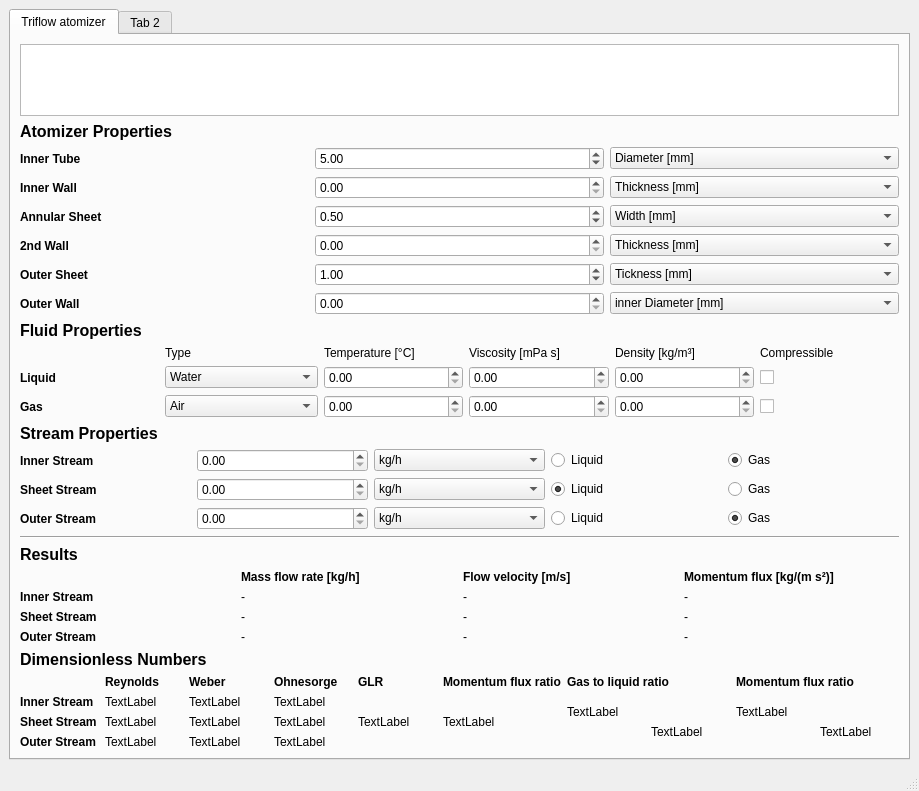
Before: the Qt Designer form GUI/mainWindow.ui in realize-1337/Atomizer-Toolbox, drawn with Qt 5.
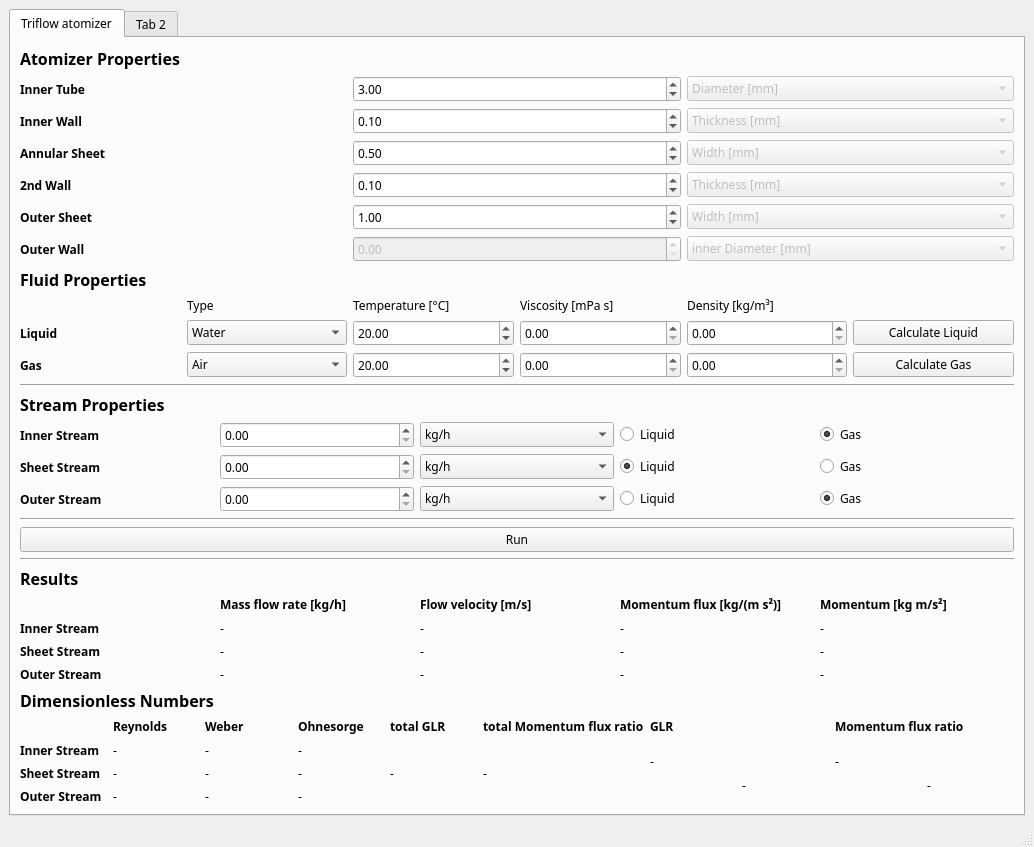
After: the same form once the commit is applied.

Diff of the .ui file:
```diff
--- a/GUI/mainWindow.ui
+++ b/GUI/mainWindow.ui
@@ -6,13 +6,24 @@
    <rect>
     <x>0</x>
     <y>0</y>
-    <width>919</width>
-    <height>751</height>
+    <width>1034</width>
+    <height>776</height>
    </rect>
   </property>
+  <property name="font">
+   <font>
+    <family>Segoe UI Semibold</family>
+   </font>
+  </property>
   <property name="windowTitle">
    <string>FlowCalc</string>
   </property>
+  <property name="styleSheet">
+   <string notr="true"/>
+  </property>
+  <property name="tabShape">
+   <enum>QTabWidget::Rounded</enum>
+  </property>
   <widget class="QWidget" name="centralwidget">
    <layout class="QGridLayout" name="gridLayout">
     <item row="4" column="0">
@@ -22,14 +33,14 @@
         <string>Triflow atomizer</string>
        </attribute>
        <layout class="QGridLayout" name="gridLayout_2">
-        <item row="6" column="0">
+        <item row="7" column="0">
          <widget class="Line" name="line">
           <property name="orientation">
            <enum>Qt::Horizontal</enum>
           </property>
          </widget>
         </item>
-        <item row="8" column="0">
+        <item row="9" column="0">
          <layout class="QGridLayout" name="gridLayout_4">
           <item row="0" column="0" colspan="2">
            <widget class="QLabel" name="label_12">
@@ -45,45 +56,6 @@
             </property>
            </widget>
           </item>
-          <item row="2" column="0">
-           <widget class="QLabel" name="label_4">
-            <property name="font">
-             <font>
-              <weight>75</weight>
-              <bold>true</bold>
-             </font>
-            </property>
-            <property name="text">
-             <string>Inner Stream</string>
-            </property>
-           </widget>
-          </item>
-          <item row="3" column="0">
-           <widget class="QLabel" name="label_7">
-            <property name="font">
-             <font>
-              <weight>75</weight>
-              <bold>true</bold>
-             </font>
-            </property>
-            <property name="text">
-             <string>Sheet Stream</string>
-            </property>
-           </widget>
-          </item>
-          <item row="1" column="1">
-           <widget class="QLabel" name="label_5">
-            <property name="font">
-             <font>
-              <weight>75</weight>
-              <bold>true</bold>
-             </font>
-            </property>
-            <property name="text">
-             <string>Mass flow rate [kg/h]</string>
-            </property>
-           </widget>
-          </item>
           <item row="1" column="3">
            <widget class="QLabel" name="label_8">
             <property name="font">
@@ -97,6 +69,72 @@
             </property>
            </widget>
           </item>
+          <item row="1" column="1">
+           <widget class="QLabel" name="label_5">
+            <property name="font">
+             <font>
+              <weight>75</weight>
+              <bold>true</bold>
+             </font>
+            </property>
+            <property name="text">
+             <string>Mass flow rate [kg/h]</string>
+            </property>
+           </widget>
+          </item>
+          <item row="3" column="0">
+           <widget class="QLabel" name="label_7">
+            <property name="font">
+             <font>
+              <weight>75</weight>
+              <bold>true</bold>
+             </font>
+            </property>
+            <property name="text">
+             <string>Sheet Stream</string>
+            </property>
+           </widget>
+          </item>
+          <item row="2" column="0">
+           <widget class="QLabel" name="label_4">
+            <property name="font">
+             <font>
+              <weight>75</weight>
+              <bold>true</bold>
+             </font>
+            </property>
+            <property name="text">
+             <string>Inner Stream</string>
+            </property>
+           </widget>
+          </item>
+          <item row="2" column="1">
+           <widget class="QLabel" name="innerMFR">
+            <property name="text">
+             <string>-</string>
+            </property>
+           </widget>
+          </item>
+          <item row="4" column="0">
+           <widget class="QLabel" name="label_9">
+            <property name="font">
+             <font>
+              <weight>75</weight>
+              <bold>true</bold>
+             </font>
+            </property>
+            <property name="text">
+             <string>Outer Stream</string>
+            </property>
+           </widget>
+          </item>
+          <item row="4" column="1">
+           <widget class="QLabel" name="outerMFR">
+            <property name="text">
+             <string>-</string>
+            </property>
+           </widget>
+          </item>
           <item row="1" column="2">
            <widget class="QLabel" name="label_6">
             <property name="font">
@@ -110,8 +148,57 @@
             </property>
            </widget>
           </item>
-          <item row="4" column="0">
-           <widget class="QLabel" name="label_9">
+          <item row="3" column="1">
+           <widget class="QLabel" name="sheetMFR">
+            <property name="text">
+             <string>-</string>
+            </property>
+           </widget>
+          </item>
+          <item row="3" column="2">
+           <widget class="QLabel" name="sheetVel">
+            <property name="text">
+             <string>-</string>
+            </property>
+           </widget>
+          </item>
+          <item row="3" column="3">
+           <widget class="QLabel" name="sheetMom_flux">
+            <property name="text">
+             <string>-</string>
+            </property>
+           </widget>
+          </item>
+          <item row="2" column="3">
+           <widget class="QLabel" name="innerMom_flux">
+            <property name="text">
+             <string>-</string>
+            </property>
+           </widget>
+          </item>
+          <item row="4" column="2">
+           <widget class="QLabel" name="outerVel">
+            <property name="text">
+             <string>-</string>
+            </property>
+           </widget>
+          </item>
+          <item row="2" column="2">
+           <widget class="QLabel" name="innerVel">
+            <property name="text">
+             <string>-</string>
+            </property>
+           </widget>
+          </item>
+          <item row="4" column="3">
+           <widget class="QLabel" name="outerMom_flux">
+            <property name="text">
+             <string>-</string>
+            </property>
+           </widget>
+          </item>
+          <item row="1" column="4">
+           <widget class="QLabel" name="label_26">
             <property name="font">
              <font>
               <weight>75</weight>
@@ -119,68 +206,26 @@
              </font>
             </property>
             <property name="text">
-             <string>Outer Stream</string>
+             <string>Momentum [kg m/s²]</string>
             </property>
            </widget>
           </item>
-          <item row="2" column="1">
-           <widget class="QLabel" name="label_27">
+          <item row="2" column="4">
+           <widget class="QLabel" name="innerMom">
             <property name="text">
              <string>-</string>
             </property>
            </widget>
           </item>
-          <item row="3" column="1">
-           <widget class="QLabel" name="label_28">
+          <item row="3" column="4">
+           <widget class="QLabel" name="sheetMom">
             <property name="text">
              <string>-</string>
             </property>
            </widget>
           </item>
-          <item row="4" column="1">
-           <widget class="QLabel" name="label_29">
-            <property name="text">
-             <string>-</string>
-            </property>
-           </widget>
-          </item>
-          <item row="2" column="2">
-           <widget class="QLabel" name="label_30">
-            <property name="text">
-             <string>-</string>
-            </property>
-           </widget>
-          </item>
-          <item row="3" column="2">
-           <widget class="QLabel" name="label_31">
-            <property name="text">
-             <string>-</string>
-            </property>
-           </widget>
-          </item>
-          <item row="4" column="2">
-           <widget class="QLabel" name="label_32">
-            <property name="text">
-             <string>-</string>
-            </property>
-           </widget>
-          </item>
-          <item row="2" column="3">
-           <widget class="QLabel" name="label_33">
-            <property name="text">
-             <string>-</string>
-            </property>
-           </widget>
-          </item>
-          <item row="3" column="3">
-           <widget class="QLabel" name="label_34">
-            <property name="text">
-             <string>-</string>
-            </property>
-           </widget>
-          </item>
-          <item row="4" column="3">
-           <widget class="QLabel" name="label_35">
+          <item row="4" column="4">
+           <widget class="QLabel" name="outerMom">
             <property name="text">
              <string>-</string>
             </property>
@@ -188,15 +233,8 @@
           </item>
          </layout>
         </item>
-        <item row="3" column="0">
+        <item row="2" column="0">
          <layout class="QGridLayout" name="gridLayout_5">
-          <item row="1" column="1">
-           <widget class="QLabel" name="label_16">
-            <property name="text">
-             <string>Type</string>
-            </property>
-           </widget>
-          </item>
           <item row="1" column="2">
            <widget class="QLabel" name="label_13">
             <property name="text">
@@ -204,10 +242,10 @@
             </property>
            </widget>
           </item>
-          <item row="1" column="3">
-           <widget class="QLabel" name="label_17">
+          <item row="1" column="1">
+           <widget class="QLabel" name="label_16">
             <property name="text">
-             <string>Viscosity [mPa s]</string>
+             <string>Type</string>
             </property>
            </widget>
           </item>
@@ -224,20 +262,6 @@
             </property>
            </widget>
           </item>
-          <item row="1" column="4">
-           <widget class="QLabel" name="label_18">
-            <property name="text">
-             <string>Density [kg/m³]</string>
-            </property>
-           </widget>
-          </item>
-          <item row="1" column="5">
-           <widget class="QLabel" name="label_26">
-            <property name="text">
-             <string>Compressible</string>
-            </property>
-           </widget>
-          </item>
           <item row="0" column="0" colspan="6">
            <widget class="QLabel" name="label_11">
             <property name="font">
@@ -252,21 +276,24 @@
             </property>
            </widget>
           </item>
-          <item row="3" column="0">
-           <widget class="QLabel" name="label_15">
-            <property name="font">
-             <font>
-              <weight>75</weight>
-              <bold>true</bold>
-             </font>
-            </property>
+          <item row="1" column="4">
+           <widget class="QLabel" name="label_18">
             <property name="text">
-             <string>Gas</string>
+             <string>Density [kg/m³]</string>
             </property>
            </widget>
           </item>
+          <item row="3" column="1">
+           <widget class="QComboBox" name="gasType">
+            <item>
+             <property name="text">
+              <string>Air</string>
+             </property>
+            </item>
+           </widget>
+          </item>
           <item row="2" column="1">
-           <widget class="QComboBox" name="comboBox_4">
+           <widget class="QComboBox" name="liquidType">
             <item>
              <property name="text">
               <string>Water</string>
@@ -279,81 +306,101 @@
             </item>
            </widget>
           </item>
-          <item row="3" column="1">
-           <widget class="QComboBox" name="comboBox_5">
-            <item>
-             <property name="text">
-              <string>Air</string>
-             </property>
-            </item>
-           </widget>
-          </item>
           <item row="2" column="2">
-           <widget class="QDoubleSpinBox" name="doubleSpinBox_4"/>
+           <widget class="QDoubleSpinBox" name="liquidTemp">
+            <property name="value">
+             <double>20.000000000000000</double>
+            </property>
+           </widget>
+          </item>
+          <item row="3" column="0">
+           <widget class="QLabel" name="label_15">
+            <property name="font">
+             <font>
+              <weight>75</weight>
+              <bold>true</bold>
+             </font>
+            </property>
+            <property name="text">
+             <string>Gas</string>
+            </property>
+           </widget>
           </item>
           <item row="3" column="2">
-           <widget class="QDoubleSpinBox" name="doubleSpinBox_5"/>
+           <widget class="QDoubleSpinBox" name="gasTemp">
+            <property name="value">
+             <double>20.000000000000000</double>
+            </property>
+           </widget>
+          </item>
+          <item row="3" column="4">
+           <widget class="QDoubleSpinBox" name="gasDens"/>
+          </item>
+          <item row="2" column="4">
+           <widget class="QDoubleSpinBox" name="LiquidDens">
+            <property name="maximum">
+             <double>100000.000000000000000</double>
+            </property>
+           </widget>
           </item>
           <item row="2" column="3">
-           <widget class="QDoubleSpinBox" name="doubleSpinBox_6"/>
+           <widget class="QDoubleSpinBox" name="liquidVisc">
+            <property name="maximum">
+             <double>15000.000000000000000</double>
+            </property>
+           </widget>
+          </item>
+          <item row="1" column="3">
+           <widget class="QLabel" name="label_17">
+            <property name="text">
+             <string>Viscosity [mPa s]</string>
+            </property>
+           </widget>
           </item>
           <item row="3" column="3">
-           <widget class="QDoubleSpinBox" name="doubleSpinBox_7"/>
+           <widget class="QDoubleSpinBox" name="gasVisc"/>
           </item>
-          <item row="2" column="4">
-           <widget class="QDoubleSpinBox" name="doubleSpinBox_8"/>
-          </item>
-          <item row="3" column="4">
-           <widget class="QDoubleSpinBox" name="doubleSpinBox_9"/>
+          <item row="4" column="0" colspan="6">
+           <widget class="Line" name="line_3">
+            <property name="orientation">
+             <enum>Qt::Horizontal</enum>
+            </property>
+           </widget>
           </item>
           <item row="2" column="5">
-           <widget class="QCheckBox" name="checkBox">
+           <widget class="QPushButton" name="calcLiq">
+            <property name="toolTip">
+             <string>&lt;html&gt;&lt;head/&gt;&lt;body&gt;&lt;p&gt;Water: Viscosity and density for given temperature&lt;/p&gt;&lt;p&gt;Water-Glycerin: Density for given temperature and density&lt;/p&gt;&lt;/body&gt;&lt;/html&gt;</string>
+            </property>
             <property name="text">
-             <string/>
+             <string>Calculate Liquid</string>
             </property>
            </widget>
           </item>
           <item row="3" column="5">
-           <widget class="QCheckBox" name="checkBox_2">
+           <widget class="QPushButton" name="calcGas">
+            <property name="toolTip">
+             <string>&lt;html&gt;&lt;head/&gt;&lt;body&gt;&lt;p&gt;Air: Viscosity and density for given temperature&lt;/p&gt;&lt;/body&gt;&lt;/html&gt;</string>
+            </property>
             <property name="text">
-             <string/>
+             <string>Calculate Gas</string>
             </property>
            </widget>
           </item>
          </layout>
         </item>
-        <item row="0" column="0">
-         <widget class="QGraphicsView" name="graphicsView"/>
-        </item>
-        <item row="2" column="0">
+        <item row="1" column="0">
          <layout class="QGridLayout" name="gridLayout_6">
           <item row="3" column="2">
            <widget class="QComboBox" name="annularSheetBox">
+            <property name="enabled">
+             <bool>false</bool>
+            </property>
             <item>
              <property name="text">
               <string>Width [mm]</string>
              </property>
             </item>
-            <item>
-             <property name="text">
-              <string>inner Radius [mm]</string>
-             </property>
-            </item>
-            <item>
-             <property name="text">
-              <string>outer Radius [mm]</string>
-             </property>
-            </item>
-            <item>
-             <property name="text">
-              <string>inner Diameter [mm]</string>
-             </property>
-            </item>
-            <item>
-             <property name="text">
-              <string>outer Diameter [mm]</string>
-             </property>
-            </item>
            </widget>
           </item>
           <item row="5" column="0">
@@ -394,9 +441,12 @@
           </item>
           <item row="5" column="2">
            <widget class="QComboBox" name="outerSheetBox">
+            <property name="enabled">
+             <bool>false</bool>
+            </property>
             <item>
              <property name="text">
-              <string>Tickness [mm]</string>
+              <string>Width [mm]</string>
              </property>
             </item>
            </widget>
@@ -439,6 +489,9 @@
           </item>
           <item row="2" column="2">
            <widget class="QComboBox" name="innerWallBox">
+            <property name="enabled">
+             <bool>false</bool>
+            </property>
             <item>
              <property name="text">
               <string>Thickness [mm]</string>
@@ -462,12 +515,19 @@
           <item row="1" column="1">
            <widget class="QDoubleSpinBox" name="innerTube">
             <property name="value">
-             <double>5.000000000000000</double>
+             <double>3.000000000000000</double>
             </property>
            </widget>
           </item>
           <item row="4" column="1">
-           <widget class="QDoubleSpinBox" name="middleWall"/>
+           <widget class="QDoubleSpinBox" name="middleWall">
+            <property name="enabled">
+             <bool>true</bool>
+            </property>
+            <property name="value">
+             <double>0.100000000000000</double>
+            </property>
+           </widget>
           </item>
           <item row="0" column="0" colspan="3">
            <widget class="QLabel" name="label_19">
@@ -485,6 +545,9 @@
           </item>
           <item row="4" column="2">
            <widget class="QComboBox" name="middleWallBox">
+            <property name="enabled">
+             <bool>false</bool>
+            </property>
             <item>
              <property name="text">
               <string>Thickness [mm]</string>
@@ -494,6 +557,9 @@
           </item>
           <item row="1" column="2">
            <widget class="QComboBox" name="innerTubeBox">
+            <property name="enabled">
+             <bool>false</bool>
+            </property>
             <item>
              <property name="text">
               <string>Diameter [mm]</string>
@@ -504,20 +570,18 @@
               <string>Radius [mm]</string>
              </property>
             </item>
-            <item>
-             <property name="text">
-              <string>Gap width [mm]</string>
-             </property>
-            </item>
            </widget>
           </item>
           <item row="2" column="1">
            <widget class="QDoubleSpinBox" name="innerWall">
+            <property name="enabled">
+             <bool>true</bool>
+            </property>
             <property name="singleStep">
              <double>0.010000000000000</double>
             </property>
             <property name="value">
-             <double>0.000000000000000</double>
+             <double>0.100000000000000</double>
             </property>
            </widget>
           </item>
@@ -535,10 +599,17 @@
            </widget>
           </item>
           <item row="6" column="1">
-           <widget class="QDoubleSpinBox" name="outerWall"/>
+           <widget class="QDoubleSpinBox" name="outerWall">
+            <property name="enabled">
+             <bool>false</bool>
+            </property>
+           </widget>
           </item>
           <item row="6" column="2">
            <widget class="QComboBox" name="outerWallBox">
+            <property name="enabled">
+             <bool>false</bool>
+            </property>
             <item>
              <property name="text">
               <string>inner Diameter [mm]</string>
@@ -548,10 +619,10 @@
           </item>
          </layout>
         </item>
-        <item row="5" column="0">
+        <item row="4" column="0">
          <layout class="QGridLayout" name="gridLayout_3">
           <item row="2" column="3">
-           <widget class="QComboBox" name="comboBox_2">
+           <widget class="QComboBox" name="sheetStreamUnit">
             <item>
              <property name="text">
               <string>kg/h</string>
@@ -570,7 +641,7 @@
            </widget>
           </item>
           <item row="3" column="3">
-           <widget class="QComboBox" name="comboBox_3">
+           <widget class="QComboBox" name="outerStreamUnit">
             <item>
              <property name="text">
               <string>kg/h</string>
@@ -602,7 +673,10 @@
            </widget>
           </item>
           <item row="2" column="4">
-           <widget class="QRadioButton" name="radioButton_3">
+           <widget class="QRadioButton" name="sheetLiqTrue">
+            <property name="enabled">
+             <bool>true</bool>
+            </property>
             <property name="text">
              <string>Liquid</string>
             </property>
@@ -615,7 +689,10 @@
            </widget>
           </item>
           <item row="2" column="5">
-           <widget class="QRadioButton" name="radioButton_4">
+           <widget class="QRadioButton" name="sheetGasTrue">
+            <property name="enabled">
+             <bool>true</bool>
+            </property>
             <property name="text">
              <string>Gas</string>
             </property>
@@ -628,7 +705,10 @@
            </widget>
           </item>
           <item row="3" column="4">
-           <widget class="QRadioButton" name="radioButton_5">
+           <widget class="QRadioButton" name="outerLiqTrue">
+            <property name="enabled">
+             <bool>true</bool>
+            </property>
             <property name="text">
              <string>Liquid</string>
             </property>
@@ -665,10 +745,17 @@
            </widget>
           </item>
           <item row="2" column="2">
-           <widget class="QDoubleSpinBox" name="doubleSpinBox_2"/>
+           <widget class="QDoubleSpinBox" name="sheetStreamValue">
+            <property name="maximum">
+             <double>10000.000000000000000</double>
+            </property>
+           </widget>
           </item>
           <item row="3" column="5">
-           <widget class="QRadioButton" name="radioButton_6">
+           <widget class="QRadioButton" name="outerGasTrue">
+            <property name="enabled">
+             <bool>true</bool>
+            </property>
             <property name="text">
              <string>Gas</string>
             </property>
@@ -694,13 +781,24 @@
            </widget>
           </item>
           <item row="3" column="2">
-           <widget class="QDoubleSpinBox" name="doubleSpinBox"/>
+           <widget class="QDoubleSpinBox" name="outerStreamValue">
+            <property name="maximum">
+             <double>10000.000000000000000</double>
+            </property>
+           </widget>
           </item>
           <item row="1" column="2">
-           <widget class="QDoubleSpinBox" name="doubleSpinBox_3"/>
+           <widget class="QDoubleSpinBox" name="innerStreamValue">
+            <property name="maximum">
+             <double>10000.000000000000000</double>
+            </property>
+           </widget>
           </item>
           <item row="1" column="5">
-           <widget class="QRadioButton" name="radioButton_2">
+           <widget class="QRadioButton" name="innerGasTrue">
+            <property name="enabled">
+             <bool>true</bool>
+            </property>
             <property name="text">
              <string>Gas</string>
             </property>
@@ -713,7 +811,7 @@
            </widget>
           </item>
           <item row="1" column="3">
-           <widget class="QComboBox" name="comboBox">
+           <widget class="QComboBox" name="innerStreamUnit">
             <item>
              <property name="text">
               <string>kg/h</string>
@@ -732,7 +830,10 @@
            </widget>
           </item>
           <item row="1" column="4">
-           <widget class="QRadioButton" name="radioButton">
+           <widget class="QRadioButton" name="innerLiqTrue">
+            <property name="enabled">
+             <bool>true</bool>
+            </property>
             <property name="text">
              <string>Liquid</string>
             </property>
@@ -743,7 +844,7 @@
           </item>
          </layout>
         </item>
-        <item row="9" column="0">
+        <item row="10" column="0">
          <layout class="QGridLayout" name="gridLayout_7">
           <item row="1" column="4">
            <widget class="QLabel" name="label_49">
@@ -754,7 +855,7 @@
              </font>
             </property>
             <property name="text">
-             <string>GLR</string>
+             <string>total GLR</string>
             </property>
            </widget>
           </item>
@@ -798,16 +899,16 @@
            </widget>
           </item>
           <item row="2" column="5" rowspan="3">
-           <widget class="QLabel" name="label_51">
+           <widget class="QLabel" name="totalMom">
             <property name="text">
-             <string>TextLabel</string>
+             <string>-</string>
             </property>
            </widget>
           </item>
           <item row="2" column="4" rowspan="3">
-           <widget class="QLabel" name="label_50">
+           <widget class="QLabel" name="totalGLR">
             <property name="text">
-             <string>TextLabel</string>
+             <string>-</string>
             </property>
            </widget>
           </item>
@@ -820,7 +921,7 @@
              </font>
             </property>
             <property name="text">
-             <string>Momentum flux ratio</string>
+             <string>total Momentum flux ratio</string>
             </property>
            </widget>
           </item>
@@ -852,65 +953,65 @@
            </widget>
           </item>
           <item row="3" column="1">
-           <widget class="QLabel" name="label_54">
+           <widget class="QLabel" name="sheetRe">
             <property name="text">
-             <string>TextLabel</string>
+             <string>-</string>
             </property>
            </widget>
           </item>
           <item row="2" column="3">
-           <widget class="QLabel" name="label_59">
+           <widget class="QLabel" name="innerOh">
             <property name="text">
-             <string>TextLabel</string>
+             <string>-</string>
             </property>
            </widget>
           </item>
           <item row="2" column="2">
-           <widget class="QLabel" name="label_56">
+           <widget class="QLabel" name="innerWe">
             <property name="text">
-             <string>TextLabel</string>
+             <string>-</string>
             </property>
            </widget>
           </item>
           <item row="3" column="2">
-           <widget class="QLabel" name="label_57">
+           <widget class="QLabel" name="sheetWe">
             <property name="text">
-             <string>TextLabel</string>
+             <string>-</string>
             </property>
            </widget>
           </item>
           <item row="3" column="3">
-           <widget class="QLabel" name="label_60">
+           <widget class="QLabel" name="sheetOh">
             <property name="text">
-             <string>TextLabel</string>
+             <string>-</string>
             </property>
            </widget>
           </item>
           <item row="4" column="2">
-           <widget class="QLabel" name="label_58">
+           <widget class="QLabel" name="outerWe">
             <property name="text">
-             <string>TextLabel</string>
+             <string>-</string>
             </property>
            </widget>
           </item>
           <item row="4" column="3">
-           <widget class="QLabel" name="label_61">
+           <widget class="QLabel" name="outerOh">
             <property name="text">
-             <string>TextLabel</string>
+             <string>-</string>
             </property>
            </widget>
           </item>
           <item row="4" column="1">
-           <widget class="QLabel" name="label_55">
+           <widget class="QLabel" name="outerRe">
             <property name="text">
-             <string>TextLabel</string>
+             <string>-</string>
             </property>
            </widget>
           </item>
           <item row="2" column="1">
-           <widget class="QLabel" name="label_53">
+           <widget class="QLabel" name="innerRe">
             <property name="text">
-             <string>TextLabel</string>
+             <string>-</string>
             </property>
            </widget>
           </item>
@@ -941,16 +1042,16 @@
            </widget>
           </item>
           <item row="2" column="6" rowspan="2">
-           <widget class="QLabel" name="label_44">
+           <widget class="QLabel" name="innerSheetGLR">
             <property name="text">
-             <string>TextLabel</string>
+             <string>-</string>
             </property>
            </widget>
           </item>
           <item row="3" column="7" rowspan="2">
-           <widget class="QLabel" name="label_45">
+           <widget class="QLabel" name="outerSheetGLR">
             <property name="text">
-             <string>TextLabel</string>
+             <string>-</string>
             </property>
            </widget>
           </item>
@@ -963,14 +1064,14 @@
              </font>
             </property>
             <property name="text">
-             <string>Gas to liquid ratio</string>
+             <string>GLR</string>
             </property>
            </widget>
           </item>
           <item row="3" column="9" rowspan="2">
-           <widget class="QLabel" name="label_47">
+           <widget class="QLabel" name="outerSheetMom">
             <property name="text">
-             <string>TextLabel</string>
+             <string>-</string>
             </property>
            </widget>
           </item>
@@ -988,14 +1089,28 @@
            </widget>
           </item>
           <item row="2" column="8" rowspan="2">
-           <widget class="QLabel" name="label_46">
+           <widget class="QLabel" name="innerSheetMom">
             <property name="text">
-             <string>TextLabel</string>
+             <string>-</string>
             </property>
            </widget>
           </item>
          </layout>
         </item>
+        <item row="5" column="0">
+         <widget class="Line" name="line_2">
+          <property name="orientation">
+           <enum>Qt::Horizontal</enum>
+          </property>
+         </widget>
+        </item>
+        <item row="6" column="0">
+         <widget class="QPushButton" name="pushButton">
+          <property name="text">
+           <string>Run</string>
+          </property>
+         </widget>
+        </item>
        </layout>
       </widget>
       <widget class="QWidget" name="tab_2">
@@ -1012,7 +1127,7 @@
     <rect>
      <x>0</x>
      <y>0</y>
-     <width>919</width>
+     <width>1034</width>
      <height>21</height>
     </rect>
    </property>
```
Left out of the diff: 2 changed lines with no effect on the pictures.
